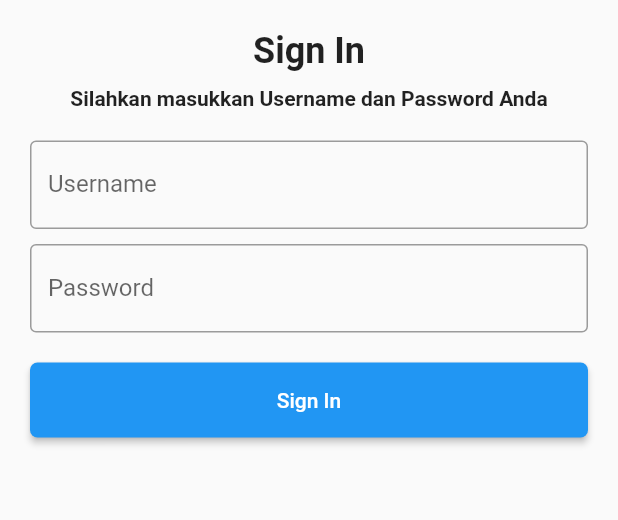
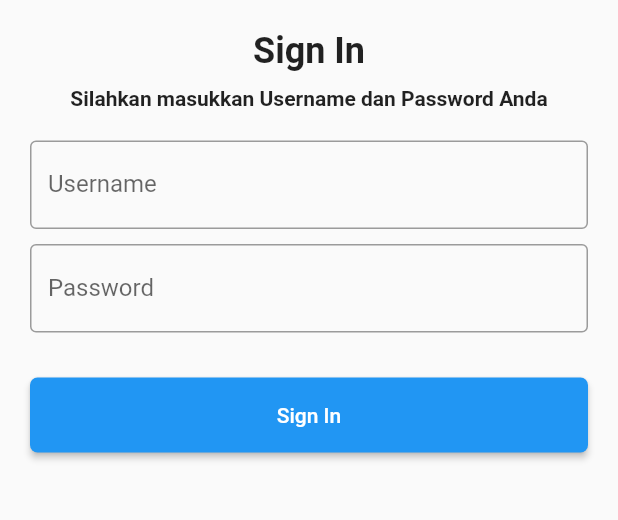
Before and after one commit to aamuzakii/arukari, a Flutter app: the screen it shows after launch, on a phone screen of 412 x 824 dp, the part 497-1017 px from its top. Run offline on Flutter 3.47's test engine with Material 2 defaults, Android fonts, the phone set to English and light mode, and no system bars.

Commit message:
wrap in Container to give margin

```diff
--- a/lib/main.dart
+++ b/lib/main.dart
@@ -78,7 +78,9 @@ class LoginPage extends StatelessWidget {
                 obscureText: true,
               ),
               const SizedBox(height: 20),
-              ElevatedButton(
+              Container(
+                margin: const EdgeInsets.symmetric(vertical: 10),
+                child: ElevatedButton(
                   onPressed: () {
                     Navigator.pushNamed(context, '/about');
                   },
@@ -91,8 +93,7 @@ class LoginPage extends StatelessWidget {
                   ),
                   child: const Text('Sign In'),
                 ),
-
-              const SizedBox(height: 20), // Adding spacing
+              ),
             ],
           ),
         ),
```
Lines whose indentation alone changed are shown as unchanged.
